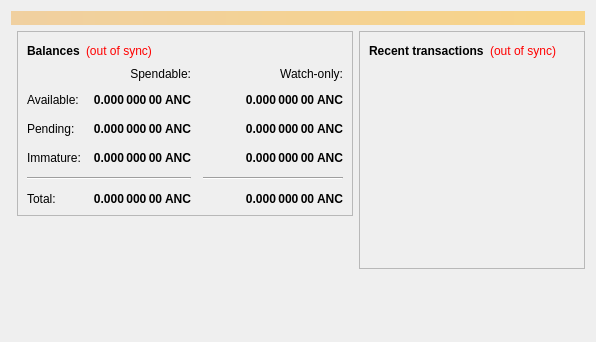
Qt form src/qt/forms/overviewpage.ui (Anoncoin/anoncoin) before a commit.
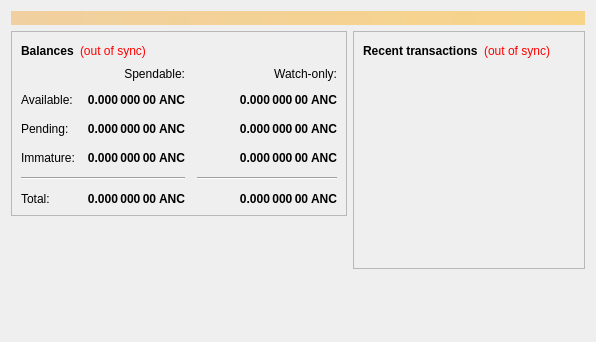
The same form after that commit.

Commit message: Fix missing icon for windows setup and change overviewpage layout for mac

```diff
--- a/src/qt/forms/overviewpage.ui
+++ b/src/qt/forms/overviewpage.ui
@@ -13,8 +13,8 @@
   <property name="windowTitle">
    <string>Form</string>
   </property>
-  <layout class="QFormLayout" name="formLayout_3">
-   <item row="0" column="0" colspan="2">
+  <layout class="QVBoxLayout" name="topLayout">
+   <item>
     <widget class="QLabel" name="labelAlerts">
      <property name="visible">
       <bool>false</bool>
@@ -30,7 +30,7 @@
      </property>
     </widget>
    </item>
-   <item row="1" column="1">
+   <item>
     <layout class="QHBoxLayout" name="horizontalLayout" stretch="1,1">
      <item>
       <layout class="QVBoxLayout" name="verticalLayout_2">
```
The commit also changes 1 other file.
